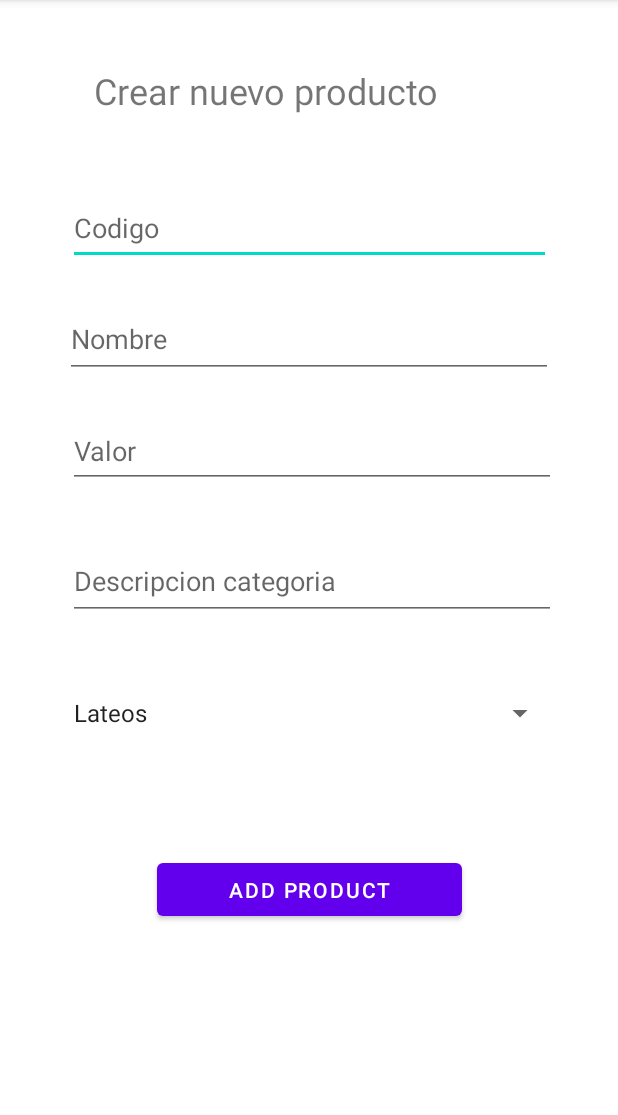
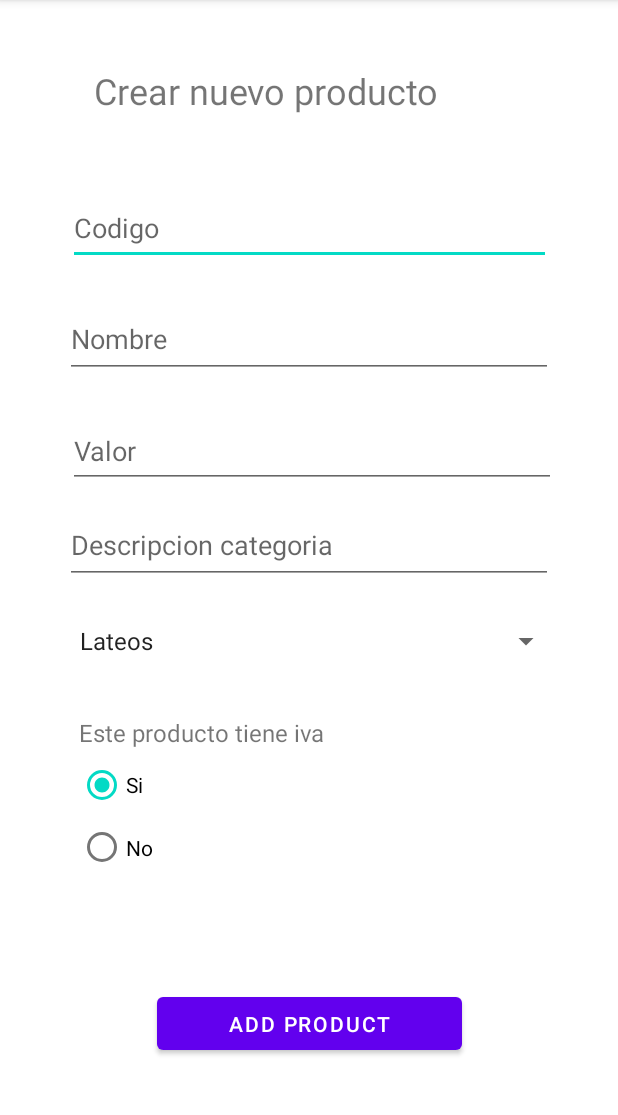
Before and after one commit to JhonCodeU/Primer-parcial-Dispositivos-moviles, an Android app: the AddProduct screen opened directly, with no data from a screen before it, on a phone screen of 412 x 824 dp, the part 84-1199 px from its top. Run offline under Robolectric (Android 15) with nearby library versions, the phone set to English and light mode, and no system bars; libraries missing offline, so code that uses them is left out: com.ib.custom.

Commit message:
soluciono problema con el iva

```diff
--- a/app/src/main/java/com/example/primerparcialdispositivosmoviles/AddProduct.java
+++ b/app/src/main/java/com/example/primerparcialdispositivosmoviles/AddProduct.java
@@ -7,7 +7,9 @@ import android.os.Bundle;
 import android.util.Log;
 import android.view.View;
 import android.widget.Button;
+import android.widget.CheckBox;
 import android.widget.EditText;
+import android.widget.RadioButton;
 import android.widget.Spinner;
 
 import com.ib.custom.toast.CustomToastView;
@@ -21,6 +23,9 @@ public class AddProduct extends AppCompatActivity implements View.OnClickListene
     private EditText txtValor;
     private EditText txtDescription;
     private Spinner spinnerProduct;
+
+    RadioButton radioSi, radioNo;
+
     private Button btnAdd;
 
     Modelo modelo = Modelo.getInstance();
@@ -36,6 +41,9 @@ public class AddProduct extends AppCompatActivity implements View.OnClickListene
         txtValor = findViewById(R.id.txtValor);
         txtDescription = findViewById(R.id.txtDescription);
         spinnerProduct = (Spinner)findViewById(R.id.spinnerProduct);
+
+        radioSi = (RadioButton) findViewById(R.id.radioSi);
+        radioNo = (RadioButton) findViewById(R.id.radioNo);
 
         Product product1 = new Product(1, "Arroz", 1500, true, "Roa", "Grano");
         Product product2 = new Product(2, "Leche", 2300, false, "lateos", "lateos");
@@ -68,6 +76,7 @@ public class AddProduct extends AppCompatActivity implements View.OnClickListene
             double valor = Double.parseDouble(txtValor.getText().toString());
             String description = txtDescription.getText().toString();
             String category = spinnerProduct.getSelectedItem().toString();
+            boolean haveIva;
 
             if(name.isEmpty()){
                 CustomToastView.makeInfoToast(this,"Descripcion vacia",R.layout.custom_toast).show();
@@ -81,7 +90,14 @@ public class AddProduct extends AppCompatActivity implements View.OnClickListene
                 CustomToastView.makeInfoToast(this,"Categoria vacia",R.layout.custom_toast).show();
             }
 
-            Product product = new Product(code, name, valor, true, description, category);
+            if (radioSi.isChecked()){
+                haveIva = true;
+            }else {
+                haveIva = false;
+            }
+
+            Log.d("Radio Button",haveIva+"");
+            Product product = new Product(code, name, valor, haveIva, description, category);
             modelo.addProduct(product);
 
             /*Iterator itr = list.getListProducts().iterator();
@@ -93,6 +109,7 @@ public class AddProduct extends AppCompatActivity implements View.OnClickListene
             //Intent intent = new Intent(this, ShowProduct.class);
             //startActivity(intent);
 
+            CustomToastView.makeInfoToast(this,"Se registro Correctamente",R.layout.custom_toast).show();
             clearfields();
         }
     }
--- a/app/src/main/java/com/example/primerparcialdispositivosmoviles/ShowProduct.java
+++ b/app/src/main/java/com/example/primerparcialdispositivosmoviles/ShowProduct.java
@@ -44,7 +44,7 @@ public class ShowProduct extends AppCompatActivity {
             suma = suma + modelo.getListProducts().get(i).getValor();
 
             if (modelo.getListProducts().get(i).isConIva() == false){
-                cuerpo += modelo.getListProducts().get(i).getNombre()+": "+modelo.getListProducts().get(i).isConIva()+"\n";
+                cuerpo += modelo.getListProducts().get(i).getNombre()+": "+"No tiene iva"+"\n";
             }
         }
 
--- a/app/src/main/res/layout/activity_add_product.xml
+++ b/app/src/main/res/layout/activity_add_product.xml
@@ -46,12 +46,11 @@
         android:id="@+id/txtDescription"
         android:layout_width="325dp"
         android:layout_height="52dp"
-        android:layout_marginTop="36dp"
+        android:layout_marginTop="12dp"
         android:ems="10"
         android:hint="Descripcion categoria"
         android:inputType="textPersonName"
         app:layout_constraintEnd_toEndOf="parent"
-        app:layout_constraintHorizontal_bias="0.523"
         app:layout_constraintStart_toStartOf="parent"
         app:layout_constraintTop_toBottomOf="@+id/txtValor" />
 
@@ -59,23 +58,26 @@
         android:id="@+id/spinnerProduct"
         android:layout_width="329dp"
         android:layout_height="52dp"
-        android:layout_marginTop="36dp"
+        android:layout_marginTop="12dp"
         android:entries="@array/cargo_arrays"
         android:prompt="@string/productos"
         app:layout_constraintEnd_toEndOf="parent"
+        app:layout_constraintHorizontal_bias="0.548"
         app:layout_constraintStart_toStartOf="parent"
         app:layout_constraintTop_toBottomOf="@+id/txtDescription" />
+
 
     <Button
         android:id="@+id/btnAdd"
         android:layout_width="203dp"
         android:layout_height="47dp"
+        android:layout_marginBottom="32dp"
         android:text="Add product"
         app:layout_constraintBottom_toBottomOf="parent"
         app:layout_constraintEnd_toEndOf="parent"
         app:layout_constraintStart_toStartOf="parent"
-        app:layout_constraintTop_toBottomOf="@+id/spinnerProduct"
-        app:layout_constraintVertical_bias="0.311" />
+        app:layout_constraintTop_toBottomOf="@+id/textView5"
+        app:layout_constraintVertical_bias="0.843" />
 
     <EditText
         android:id="@+id/txtName"
@@ -90,4 +92,43 @@
         app:layout_constraintStart_toStartOf="parent"
         app:layout_constraintTop_toBottomOf="@+id/txtCodigo" />
 
+    <TextView
+        android:id="@+id/textView5"
+        android:layout_width="wrap_content"
+        android:layout_height="wrap_content"
+        android:layout_marginTop="24dp"
+        android:text="Este producto tiene iva"
+        android:textSize="16dp"
+        app:layout_constraintEnd_toEndOf="parent"
+        app:layout_constraintHorizontal_bias="0.212"
+        app:layout_constraintStart_toStartOf="parent"
+        app:layout_constraintTop_toBottomOf="@+id/spinnerProduct" />
+
+    <RadioGroup
+        android:layout_width="308dp"
+        android:layout_height="83dp"
+        app:layout_constraintEnd_toEndOf="parent"
+        app:layout_constraintStart_toStartOf="parent"
+        app:layout_constraintTop_toBottomOf="@+id/textView5"
+        tools:ignore="MissingConstraints">
+
+        <RadioButton
+            android:id="@+id/radioSi"
+            android:layout_width="match_parent"
+            android:layout_height="wrap_content"
+            android:checked="true"
+            android:text="Si"
+            tools:layout_editor_absoluteX="72dp"
+            tools:layout_editor_absoluteY="532dp" />
+
+        <RadioButton
+            android:id="@+id/radioNo"
+            android:layout_width="match_parent"
+            android:layout_height="wrap_content"
+            android:text="No"
+            tools:layout_editor_absoluteX="147dp"
+            tools:layout_editor_absoluteY="532dp" />
+    </RadioGroup>
+
+
 </androidx.constraintlayout.widget.ConstraintLayout>
```
